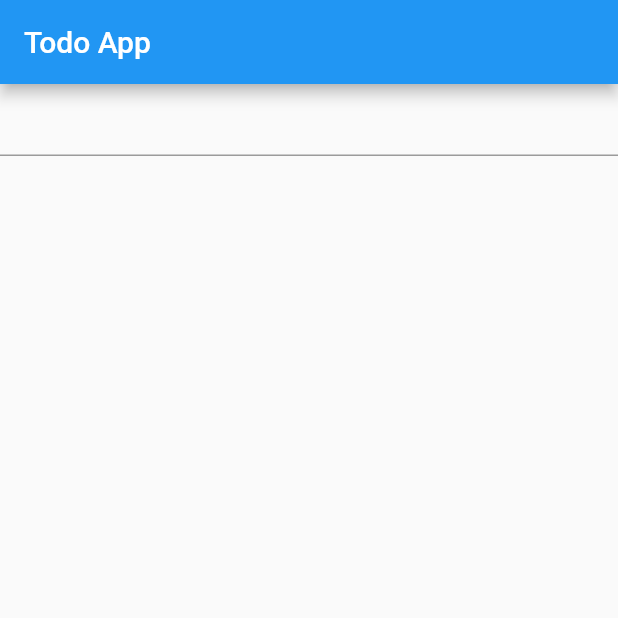
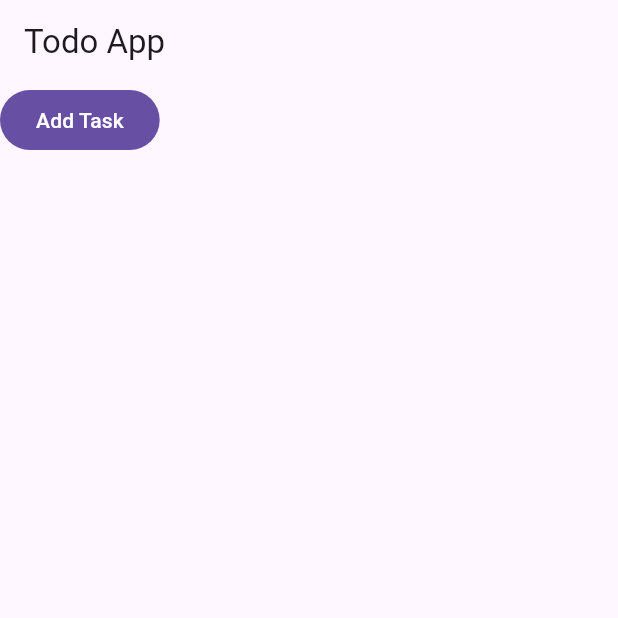
Before and after one commit to MehbooAli/to_do_list_app, a Flutter app: the screen it shows after launch, on a phone screen of 412 x 824 dp, the top half of it. Run offline on Flutter 3.47's test engine with Material 2 defaults, Android fonts, the phone set to English and light mode, and no system bars.

Commit message:
I made simple Ui Button(for add task) and made functionality checkbox and made edit button

```diff
--- a/lib/main.dart
+++ b/lib/main.dart
@@ -11,6 +11,7 @@ class MyApp extends StatelessWidget {
   @override
   Widget build(BuildContext context) {
     return MaterialApp(
+      theme: ThemeData(useMaterial3: true),
       home: TaskPage(),
     );
   }
--- a/lib/task_page.dart
+++ b/lib/task_page.dart
@@ -11,10 +11,124 @@ class _TaskPageState extends State<TaskPage> {
   @override
   Widget build(BuildContext context) {
     return Scaffold(
-      appBar: AppBar(
-        title: Text("Todo App"),
+        appBar: AppBar(
+          title: const Text("Todo App"),
+        ),
+        body: const Column(
+          children: [
+            _AlertDilog(),
+          ],
+        ));
+  }
+}
+
+// Show dilog for take input
+class _AlertDilog extends StatefulWidget {
+  const _AlertDilog({Key? key}) : super(key: key);
+
+  @override
+  State<_AlertDilog> createState() => __AlertDilogState();
+}
+
+class __AlertDilogState extends State<_AlertDilog> {
+  TextEditingController textEditingController = TextEditingController();
+  String storeValue = "";
+  List<TaskItem> items = [];
+
+  @override
+  Widget build(BuildContext context) {
+    return Expanded(
+      child: SingleChildScrollView(
+        child: Column(
+          children: [
+            ListView.builder(
+              shrinkWrap: true,
+              itemCount: items.length,
+              itemBuilder: (BuildContext ctxt, int index) {
+                final taskItem = items[index];
+                return ListTile(
+                  title: Text(taskItem.task),
+                  trailing: SizedBox(
+                    width: 140,
+                    child: Row(children: [
+                      Checkbox(
+                        value: taskItem.isCompleted,
+                        onChanged: (value) {
+                          setState(() {
+                            taskItem.isCompleted = value!;
+                          });
+                        },
+                      ),
+                      IconButton(onPressed: () {}, icon: Icon(Icons.edit)),
+                    ]),
+                  ),
+                );
+              },
+            ),
+            Row(
+              children: [
+                FilledButton(
+                    onPressed: () {
+                      dilog();
+                    },
+                    child: Text("Add Task")),
+              ],
+            ),
+          ],
+        ),
       ),
-      body: TextFormField(decoration: InputDecoration()),
+    );
+  }
+
+  Future<void> dilog() async {
+    await showDialog(
+      context: context,
+      builder: (BuildContext context) {
+        return AlertDialog(
+          title: SizedBox(
+            width: 200,
+            child: TextFormField(
+              controller: textEditingController,
+              onFieldSubmitted: (value) {
+                Navigator.pop(context);
+                setState(() {
+                  items.add(TaskItem(task: textEditingController.text));
+                  textEditingController.clear(); // Clear the text field
+                });
+              },
+              decoration: const InputDecoration(
+                hintText: "write Task",
+              ),
+            ),
+          ),
+          actions: [
+            ElevatedButton(
+                onPressed: () {
+                  Navigator.pop(context);
+                },
+                child: Text("Cancel")),
+            FilledButton(
+              onPressed: () {
+                Navigator.pop(context);
+                setState(() {
+                  items.add(TaskItem(task: textEditingController.text));
+                  textEditingController.clear(); // Clear the text field
+                });
+              },
+              style: ButtonStyle(
+                  backgroundColor: MaterialStatePropertyAll(Colors.amber[800])),
+              child: Text("Add"),
+            ),
+          ],
+        );
+      },
     );
   }
 }
+
+class TaskItem {
+  TaskItem({required this.task, this.isCompleted = false});
+
+  String task;
+  bool isCompleted;
+}
```
Also changed, not shown: lib/todos_provider.dart (deleted).
